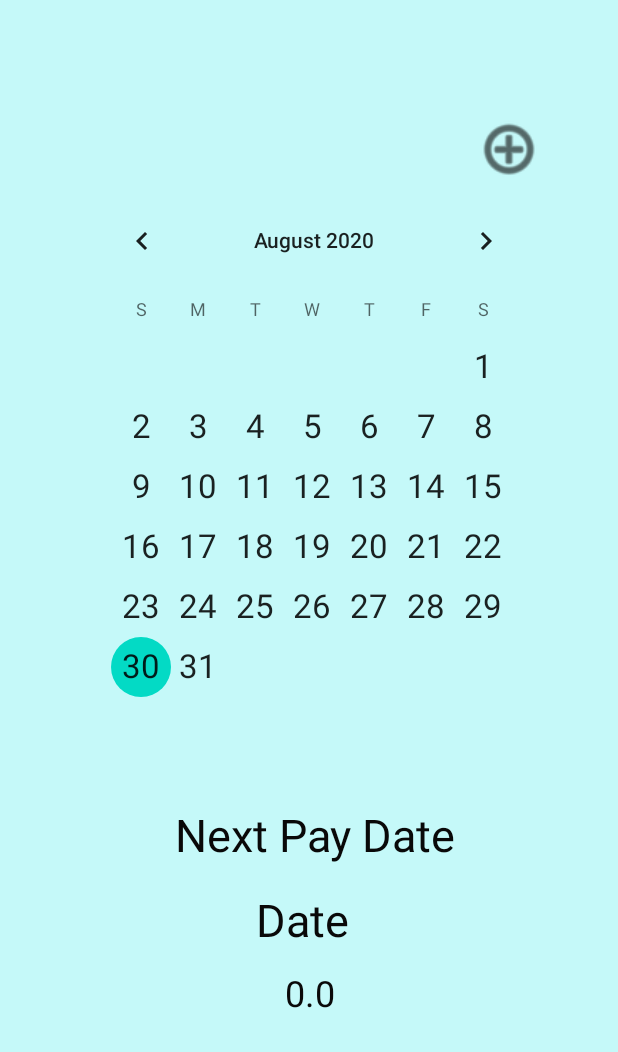
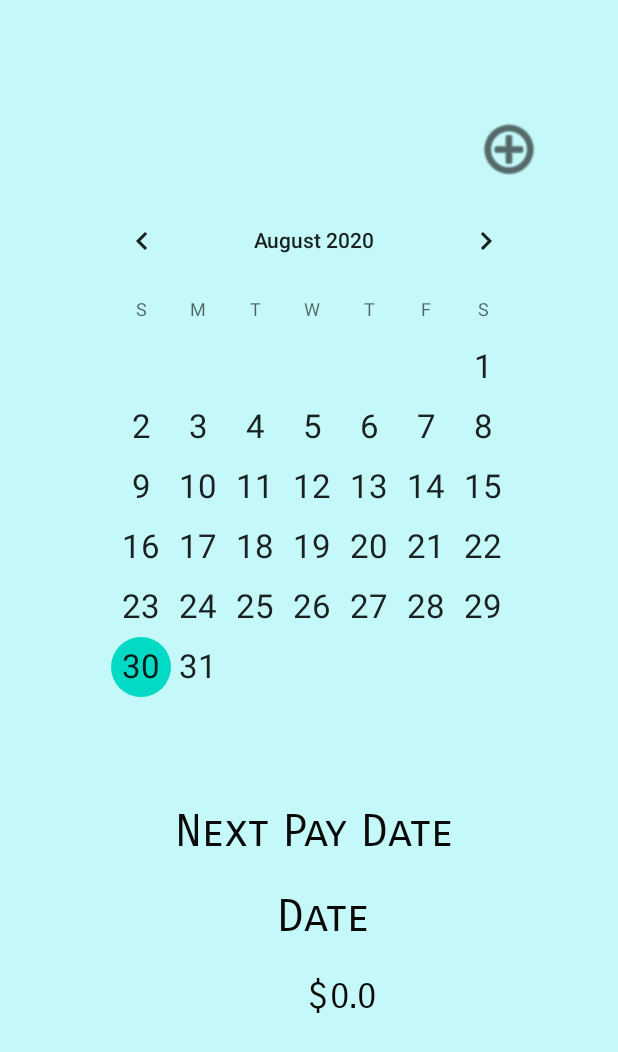
Before and after one commit to msteil99/AndroidPayRollProject, an Android app: the screen it shows after launch (MainActivity), on a phone screen of 412 x 824 dp. Shown: the top 1052 px of the screen. Run offline under Robolectric (Android 15) with nearby library versions, the phone set to English and light mode, and no system bars.

Commit message:
PayRoll Project

```diff
--- a/app/src/main/res/layout/fragment_calendar.xml
+++ b/app/src/main/res/layout/fragment_calendar.xml
@@ -45,7 +45,9 @@
         android:layout_height="wrap_content"
         android:layout_marginStart="104dp"
         android:layout_marginTop="68dp"
+        android:fontFamily="sans-serif-smallcaps"
         android:text="Next Pay Date "
+        android:textAllCaps="false"
         android:textSize="30sp"
         app:layout_constraintStart_toStartOf="parent"
         app:layout_constraintTop_toBottomOf="@+id/calendarView" />
@@ -54,11 +56,12 @@
         android:id="@+id/tvNextPayDate"
         android:layout_width="wrap_content"
         android:layout_height="wrap_content"
-        android:layout_marginTop="16dp"
+        android:layout_marginTop="20dp"
         android:text=""
         android:textSize="30sp"
+        android:fontFamily="sans-serif-smallcaps"
         app:layout_constraintEnd_toEndOf="parent"
-        app:layout_constraintHorizontal_bias="0.485"
+        app:layout_constraintHorizontal_bias="0.527"
         app:layout_constraintStart_toStartOf="parent"
         app:layout_constraintTop_toBottomOf="@+id/tvPayTitle" />
 
@@ -66,13 +69,28 @@
         android:id="@+id/tvNextPayNum"
         android:layout_width="wrap_content"
         android:layout_height="wrap_content"
+        android:layout_marginTop="20dp"
+        android:layout_marginEnd="150dp"
         android:inputType="numberDecimal"
         android:text="0"
+        android:fontFamily="sans-serif-smallcaps"
         android:textSize="24sp"
-        app:layout_constraintBottom_toBottomOf="parent"
         app:layout_constraintEnd_toEndOf="parent"
+        app:layout_constraintTop_toBottomOf="@+id/tvNextPayDate" />
+
+    <TextView
+        android:id="@+id/textView4"
+        android:layout_width="wrap_content"
+        android:layout_height="wrap_content"
+        android:layout_marginStart="50dp"
+        android:layout_marginTop="20dp"
+        android:layout_marginEnd="2dp"
+        android:text="$"
+        android:textSize="24sp"
+        android:fontFamily="sans-serif-smallcaps"
+        app:layout_constraintEnd_toStartOf="@+id/tvNextPayNum"
+        app:layout_constraintHorizontal_bias="1.0"
         app:layout_constraintStart_toStartOf="parent"
-        app:layout_constraintTop_toBottomOf="@+id/tvNextPayDate"
-        app:layout_constraintVertical_bias="0.137" />
+        app:layout_constraintTop_toBottomOf="@+id/tvNextPayDate" />
 
 </androidx.constraintlayout.widget.ConstraintLayout>
```
